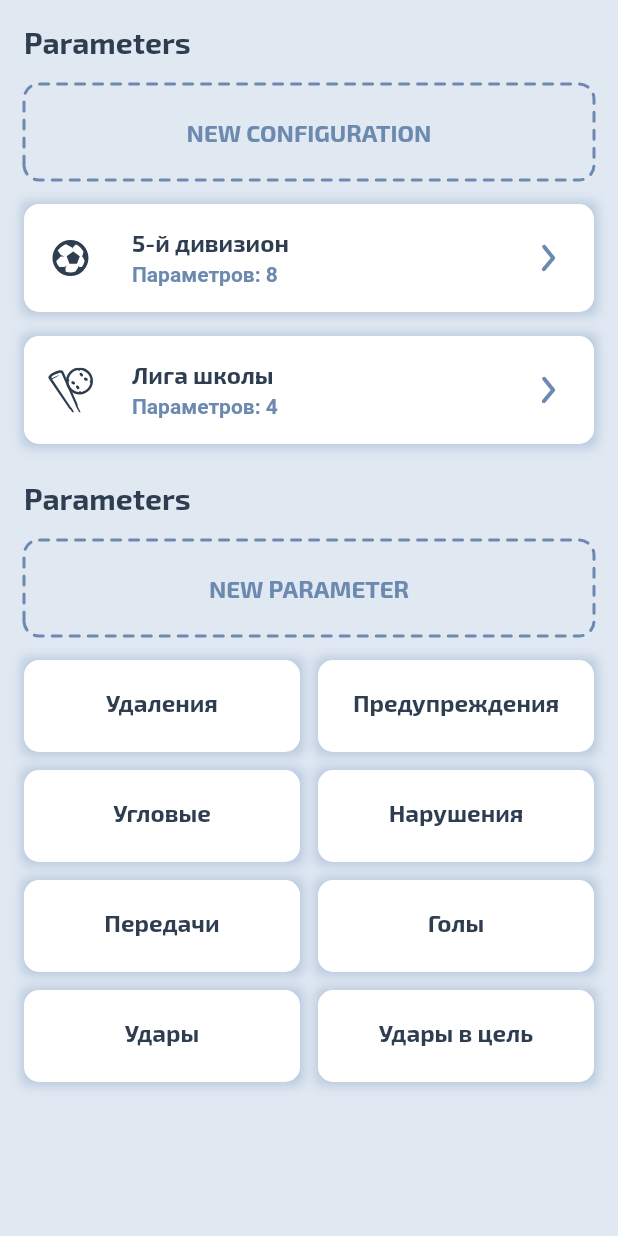
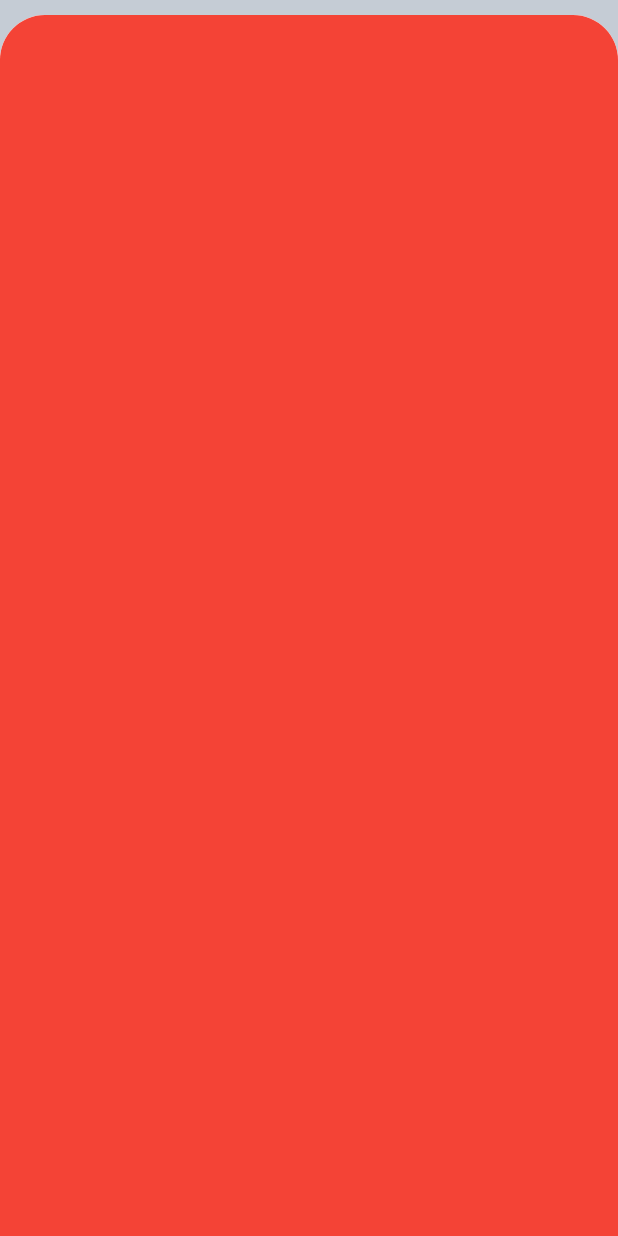
Before and after one commit to eugene-dadonov/save_sport_stats, a Flutter app: the ConfigurationScreen screen opened directly, after a tap on "NEW CONFIGURATION", on a phone screen of 412 x 824 dp. Run offline on Flutter 3.47's test engine with Material 2 defaults, Android fonts, the light colour scheme and no system bars; drawn by our look-alikes of dotted_border; our stand-ins replace bloc, equatable, flutter_bloc, flutter_svg, google_fonts, hive and 2 more; accounts and stored records are empty; generated files the repository leaves out were written again; Roboto replaces fonts that are missing (Ubuntu).

Commit message:
- Общие наметки для ConfigurationEditView;

```diff
--- a/lib/features/screen_configuration/presentation/views/configuration_view.dart
+++ b/lib/features/screen_configuration/presentation/views/configuration_view.dart
@@ -1,13 +1,16 @@
 import 'package:flutter/material.dart';
 import 'package:flutter_bloc/flutter_bloc.dart';
+import 'package:modal_bottom_sheet/modal_bottom_sheet.dart';
 import 'package:sport_stats_live/core/theming/domain/presentation/app_theme.dart';
 import 'package:sport_stats_live/core/widgets/dialog/dialog.dart';
 import 'package:sport_stats_live/core/widgets/stroke_flat_button/stroke_flat_button.dart';
+import 'package:sport_stats_live/features/configuration/domain/bloc/configuration/bloc.dart';
 import 'package:sport_stats_live/features/configuration/domain/bloc/parameters/bloc.dart';
 import 'package:sport_stats_live/features/configuration/domain/configuration.dart';
 import 'package:sport_stats_live/features/configuration/domain/parameter.dart';
 import 'package:sport_stats_live/features/screen_configuration/presentation/widgets/configuration/card.dart';
 import 'package:sport_stats_live/features/screen_configuration/presentation/widgets/parameter/parameters_card.dart';
+import 'package:sport_stats_live/features/screen_dialog_configuration_edit/presentation/page/configuration_edit_page.dart';
 import 'package:sport_stats_live/features/screen_dialog_parameter_new/presentation/dialog/dialog_new_parameter.dart';
 import 'package:flutter_gen/gen_l10n/app_localizations.dart';
 
@@ -39,7 +42,12 @@ class ConfigurationsListView extends StatelessWidget {
             padding: const EdgeInsets.symmetric(horizontal: 16, vertical: 8),
             child: StrokeFlatButton(
               text: AppLocalizations.of(context)!.titleNewConfiguration,
-              onPress: () {},
+              onPress: () {
+                openConfigurationEditDialog(
+                  context: context,
+                  configuration: null,
+                );
+              },
               height: 60,
               color: ThemeHolder.of(context).secondary1,
             ),
@@ -122,7 +130,8 @@ class ConfigurationsListView extends StatelessWidget {
         if (parameters.isEmpty && parametersMessage == null)
           SliverToBoxAdapter(
               child: _EmptyViewTitle(
-                  title: parametersMessage ?? AppLocalizations.of(context)!.messageNoParameters)),
+                  title: parametersMessage ??
+                      AppLocalizations.of(context)!.messageNoParameters)),
       ],
     );
   }
@@ -140,6 +149,24 @@ class ConfigurationsListView extends StatelessWidget {
               parameter: parameter,
             ),
           ),
+        );
+      },
+    );
+  }
+
+  Future<T?> openConfigurationEditDialog<T>({
+    required BuildContext context,
+    Configuration? configuration,
+  }) {
+    return showCupertinoModalBottomSheet(
+      topRadius: const Radius.circular(30),
+      context: context,
+      expand: true,
+      builder: (BuildContext context) {
+        return ConfigurationEditPage.page(
+          configuration: configuration,
+          parameterBloc: BlocProvider.of<ParameterBloc>(context),
+          configurationBloc: BlocProvider.of<ConfigurationBloc>(context),
         );
       },
     );
--- /dev/null
+++ b/lib/features/screen_dialog_configuration_edit/domain/bloc/bloc.dart
@@ -0,0 +1,25 @@
+import 'package:flutter_bloc/flutter_bloc.dart';
+import 'package:sport_stats_live/features/configuration/domain/bloc/configuration/bloc.dart';
+import 'package:sport_stats_live/features/configuration/domain/bloc/parameters/bloc.dart';
+import 'package:sport_stats_live/features/configuration/domain/configuration.dart';
+import 'package:sport_stats_live/features/screen_dialog_configuration_edit/domain/bloc/event.dart';
+import 'package:sport_stats_live/features/screen_dialog_configuration_edit/domain/bloc/state.dart';
+
+class ConfigurationEditScreenBloc
+    extends Bloc<ConfigurationEditScreenEvent, ConfigurationEditScreenState> {
+  ConfigurationEditScreenBloc({
+    required this.configurationBloc,
+    required this.parameterBloc,
+    this.configuration,
+  }) : super(LoadingView());
+
+  final ConfigurationBloc configurationBloc;
+  final ParameterBloc parameterBloc;
+  final Configuration? configuration;
+
+  @override
+  Stream<ConfigurationEditScreenState> mapEventToState(
+      ConfigurationEditScreenEvent event) async* {
+
+  }
+}
--- /dev/null
+++ b/lib/features/screen_dialog_configuration_edit/domain/bloc/state.dart
@@ -0,0 +1,17 @@
+import 'package:sport_stats_live/features/configuration/domain/configuration.dart';
+
+abstract class ConfigurationEditScreenState {}
+
+class LoadingView extends ConfigurationEditScreenState {}
+
+class ConfigurationView extends ConfigurationEditScreenState {
+  final Configuration configuration;
+
+  ConfigurationView(this.configuration);
+}
+
+class ErrorView extends ConfigurationEditScreenState {
+  final String? message;
+
+  ErrorView(this.message);
+}
--- /dev/null
+++ b/lib/features/screen_dialog_configuration_edit/presentation/page/configuration_edit_page.dart
@@ -0,0 +1,70 @@
+import 'package:flutter/material.dart';
+import 'package:flutter_bloc/flutter_bloc.dart';
+import 'package:modal_bottom_sheet/modal_bottom_sheet.dart';
+import 'package:sport_stats_live/core/theming/domain/presentation/app_theme.dart';
+import 'package:sport_stats_live/features/configuration/domain/bloc/configuration/bloc.dart';
+import 'package:sport_stats_live/features/configuration/domain/bloc/parameters/bloc.dart';
+import 'package:sport_stats_live/features/configuration/domain/configuration.dart';
+import 'package:sport_stats_live/features/screen_dialog_configuration_edit/domain/bloc/bloc.dart';
+import 'package:sport_stats_live/features/screen_dialog_configuration_edit/domain/bloc/event.dart';
+import 'package:sport_stats_live/features/screen_dialog_configuration_edit/domain/bloc/state.dart';
+import 'package:sport_stats_live/features/screen_dialog_configuration_edit/presentation/view/new_configuration_view.dart';
+import 'package:sport_stats_live/features/screen_team_new/domain/bloc/bloc.dart';
+import 'package:sport_stats_live/features/screen_team_new/domain/bloc/event.dart';
+import 'package:sport_stats_live/features/screen_team_new/domain/bloc/state.dart';
+import 'package:sport_stats_live/features/screen_team_new/presentation/view/new_team_view.dart';
+import 'package:sport_stats_live/features/team/domain/bloc/bloc.dart';
+import 'package:sport_stats_live/features/team/domain/entity/team.dart';
+
+class ConfigurationEditPage extends StatelessWidget {
+  const ConfigurationEditPage({Key? key}) : super(key: key);
+
+  static Widget page({
+    Configuration? configuration,
+    required ConfigurationBloc configurationBloc,
+    required ParameterBloc parameterBloc,
+  }) {
+    return BlocProvider.value(
+      value: configurationBloc,
+      child: BlocProvider.value(
+        value: parameterBloc,
+        child: BlocProvider(
+          create: (BuildContext context) {
+            return ConfigurationEditScreenBloc(
+              configuration: configuration,
+              configurationBloc: configurationBloc,
+              parameterBloc: parameterBloc,
+            )..add(Init());
+          },
+          child: const ConfigurationEditPage(),
+        ),
+      ),
+    );
+  }
+
+  @override
+  Widget build(BuildContext context) {
+    final cardColor = ThemeHolder.of(context).card;
+
+    return Scaffold(
+      backgroundColor: cardColor,
+      body: BlocConsumer<ConfigurationEditScreenBloc, ConfigurationEditScreenState>(
+        listenWhen: (_, newState) => newState is TeamSavedState,
+        listener: (BuildContext context, state) {
+          Navigator.of(context).pop();
+        },
+        builder: (context, state) {
+          if (state is LoadingState) {
+            return Container(color: Colors.orange);
+          } else if (state is TeamState) {
+            return const ConfigurationEditView();
+          } else {
+            return Container(
+              color: Colors.red,
+            );
+          }
+        },
+      ),
+    );
+  }
+}
--- a/lib/l10n/intl_es.arb
+++ b/lib/l10n/intl_es.arb
@@ -58,7 +58,7 @@
         "placeholders": {
             "teamName": {}
         }
-    },
+    }
 
 
 }
```
Also changed, not shown: lib/features/screen_dialog_configuration_edit/domain/bloc/event.dart (added, +30 -0 lines), lib/features/screen_dialog_configuration_edit/presentation/view/new_configuration_view.dart (added, +41 -0 lines).
